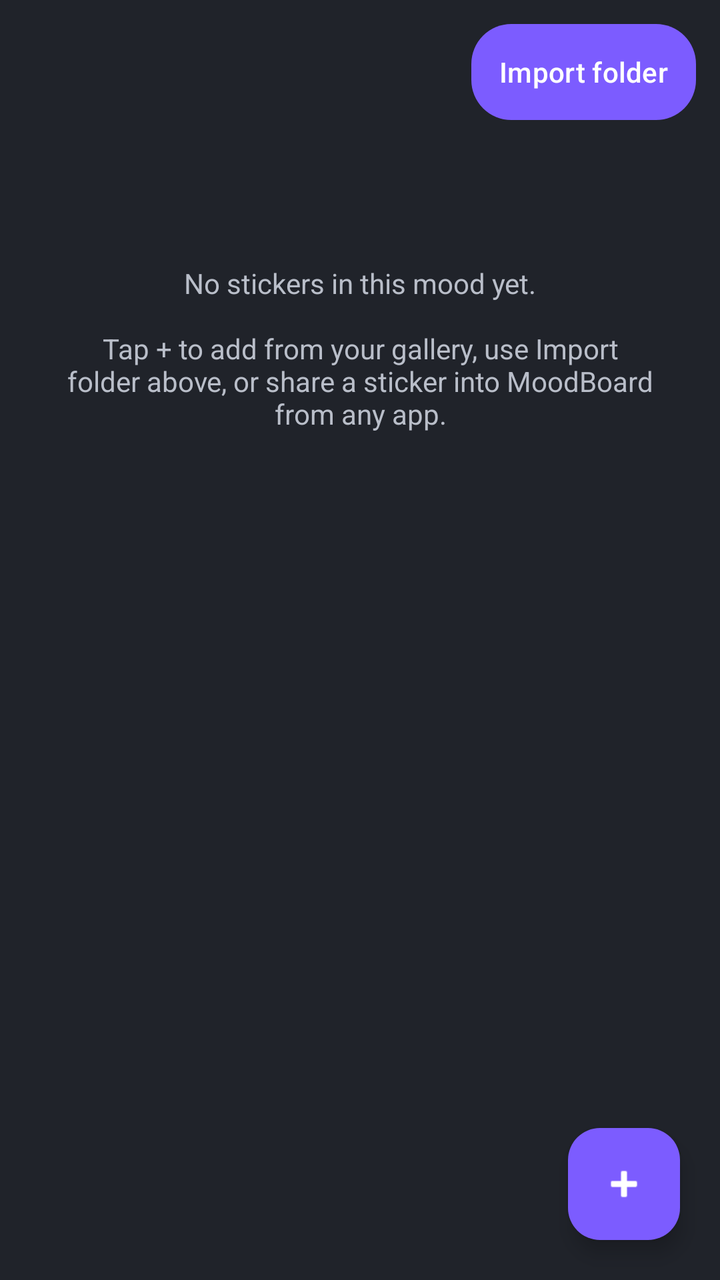
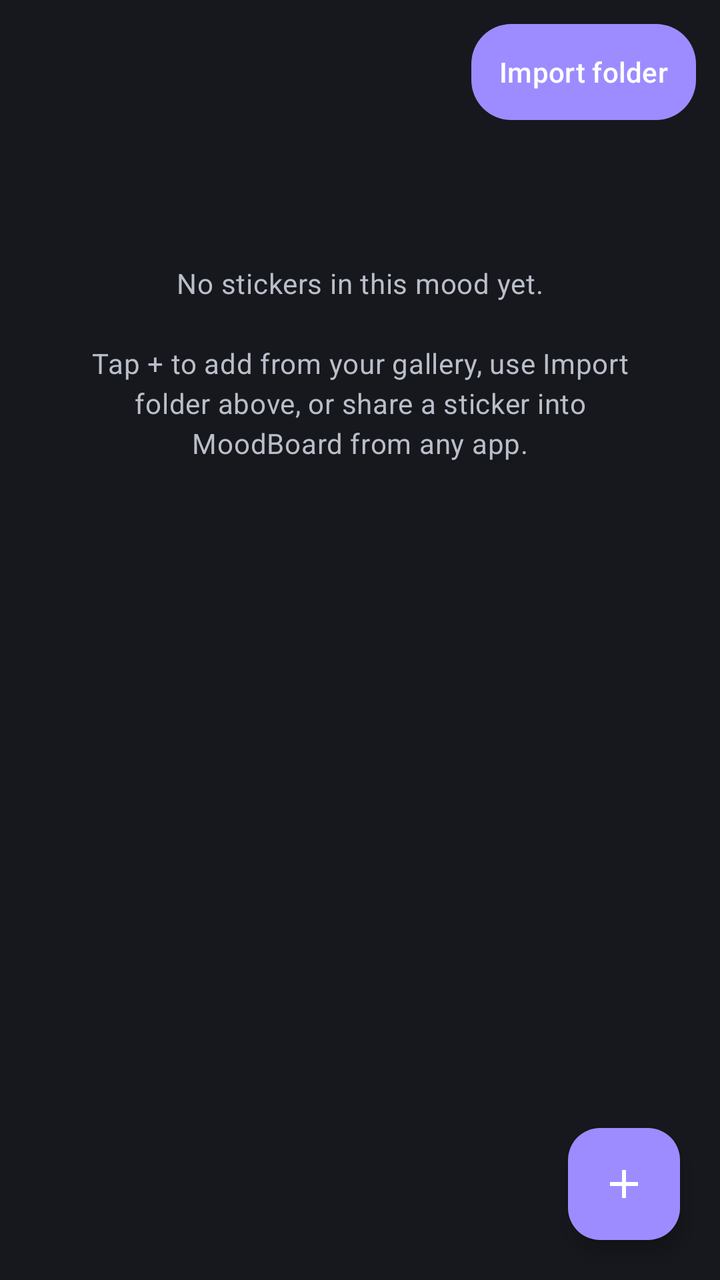

An Android layout rendered at two revisions. The XML below is the earlier revision; the diff shows what the commit changed to produce the second picture.
<!-- AndroidManifest.xml: application theme Theme.MoodBoard -->
<!-- res/layout/activity_mood_stickers.xml -->
<?xml version="1.0" encoding="utf-8"?>
<RelativeLayout xmlns:android="http://schemas.android.com/apk/res/android"
    xmlns:app="http://schemas.android.com/apk/res-auto"
    android:layout_width="match_parent"
    android:layout_height="match_parent"
    android:background="@color/kb_background">

    <LinearLayout
        android:id="@+id/header"
        android:layout_width="match_parent"
        android:layout_height="wrap_content"
        android:orientation="horizontal"
        android:gravity="center_vertical"
        android:padding="12dp">

        <TextView
            android:id="@+id/moodTitleText"
            android:layout_width="0dp"
            android:layout_height="wrap_content"
            android:layout_weight="1"
            android:textColor="@color/kb_text"
            android:textSize="18sp"
            android:textStyle="bold" />

        <Button
            android:id="@+id/btnImportFolder"
            android:layout_width="wrap_content"
            android:layout_height="wrap_content"
            android:background="@drawable/mood_btn_bg"
            android:paddingStart="14dp"
            android:paddingEnd="14dp"
            android:text="@string/btn_import_folder_short"
            android:textAllCaps="false"
            android:textColor="@color/white" />
    </LinearLayout>

    <TextView
        android:id="@+id/emptyLabel"
        android:layout_width="wrap_content"
        android:layout_height="wrap_content"
        android:layout_below="@id/header"
        android:layout_centerHorizontal="true"
        android:layout_marginTop="60dp"
        android:gravity="center"
        android:paddingStart="32dp"
        android:paddingEnd="32dp"
        android:text="@string/mood_empty_state"
        android:textColor="#FFB9BEC9"
        android:textSize="14sp" />

    <androidx.recyclerview.widget.RecyclerView
        android:id="@+id/stickerGrid"
        android:layout_width="match_parent"
        android:layout_height="match_parent"
        android:layout_below="@id/header"
        android:padding="6dp" />

    <ProgressBar
        android:id="@+id/progress"
        android:layout_width="wrap_content"
        android:layout_height="wrap_content"
        android:layout_centerInParent="true"
        android:visibility="gone" />

    <com.google.android.material.floatingactionbutton.FloatingActionButton
        android:id="@+id/fabAdd"
        android:layout_width="wrap_content"
        android:layout_height="wrap_content"
        android:layout_alignParentBottom="true"
        android:layout_alignParentEnd="true"
        android:layout_margin="20dp"
        android:contentDescription="@string/add_sticker"
        app:backgroundTint="@color/kb_accent"
        app:srcCompat="@android:drawable/ic_input_add"
        app:tint="@color/white" />
</RelativeLayout>
<!-- resources referenced by this layout -->
<resources>
  <color name="kb_accent">#FF7C5CFF</color>
  <color name="kb_background">#FF20232A</color>
  <color name="kb_text">#FFFFFFFF</color>
  <color name="white">#FFFFFFFF</color>
  <string name="add_sticker">Add sticker from gallery</string>
  <string name="btn_import_folder_short">Import folder</string>
  <string name="mood_empty_state">No stickers in this mood yet.\n\nTap + to add from your gallery, use Import folder above, or share a sticker into MoodBoard from any app.</string>
  <style name="Theme.MoodBoard" parent="Theme.Material3.DayNight.NoActionBar">
          <item name="colorPrimary">@color/kb_accent</item>
      </style>
  <!-- unchanged entries left out for length: 1 -->
</resources>

<!-- the commit's change to res/layout/activity_mood_stickers.xml (unified diff, before → after) -->
@@ -19,8 +19,7 @@
             android:layout_height="wrap_content"
             android:layout_weight="1"
             android:textColor="@color/kb_text"
-            android:textSize="18sp"
-            android:textStyle="bold" />
+            android:textAppearance="?attr/textAppearanceTitleMedium" />
 
         <Button
             android:id="@+id/btnImportFolder"
@@ -29,6 +28,11 @@
             android:background="@drawable/mood_btn_bg"
             android:paddingStart="14dp"
             android:paddingEnd="14dp"
+            android:paddingTop="10dp"
+            android:paddingBottom="10dp"
+            android:drawableStart="@drawable/ic_folder"
+            android:drawableTint="@color/white"
+            android:drawablePadding="6dp"
             android:text="@string/btn_import_folder_short"
             android:textAllCaps="false"
             android:textColor="@color/white" />
@@ -45,8 +49,8 @@
         android:paddingStart="32dp"
         android:paddingEnd="32dp"
         android:text="@string/mood_empty_state"
-        android:textColor="#FFB9BEC9"
-        android:textSize="14sp" />
+        android:textColor="@color/kb_text_muted"
+        android:textAppearance="?attr/textAppearanceBodyMedium" />
 
     <androidx.recyclerview.widget.RecyclerView
         android:id="@+id/stickerGrid"
@@ -71,6 +75,6 @@
         android:layout_margin="20dp"
         android:contentDescription="@string/add_sticker"
         app:backgroundTint="@color/kb_accent"
-        app:srcCompat="@android:drawable/ic_input_add"
+        app:srcCompat="@drawable/ic_add"
         app:tint="@color/white" />
 </RelativeLayout>
<!-- resource entries referenced after the edit -->
@@ -1,14 +1,75 @@
 <!-- resources referenced by this layout -->
 <resources>
-  <color name="kb_accent">#FF7C5CFF</color>
-  <color name="kb_background">#FF20232A</color>
-  <color name="kb_text">#FFFFFFFF</color>
+  <color name="kb_accent">@color/md_primary</color>
+  <color name="kb_background">@color/md_surface</color>
+  <color name="kb_text">@color/md_on_surface</color>
+  <color name="kb_text_muted">@color/md_on_surface_variant</color>
   <color name="white">#FFFFFFFF</color>
+  <!-- drawable ic_add (drawable) -->
+  <vector xmlns:android="http://schemas.android.com/apk/res/android"
+      android:width="24dp"
+      android:height="24dp"
+      android:viewportWidth="24"
+      android:viewportHeight="24"
+      android:tint="?attr/colorControlNormal">
+      <path
+          android:fillColor="@android:color/white"
+          android:pathData="M19,13h-6v6h-2v-6H5v-2h6V5h2v6h6v2z"/>
+  </vector>
+  <!-- drawable ic_folder (drawable) -->
+  <vector xmlns:android="http://schemas.android.com/apk/res/android"
+      android:width="24dp"
+      android:height="24dp"
+      android:viewportWidth="24"
+      android:viewportHeight="24"
+      android:tint="?attr/colorControlNormal">
+      <path
+          android:fillColor="@android:color/white"
+          android:pathData="M10,4H4C2.9,4 2.01,4.9 2.01,6L2,18c0,1.1 0.9,2 2,2h16c1.1,0 2,-0.9 2,-2V8c0,-1.1 -0.9,-2 -2,-2h-8L10,4z"/>
+  </vector>
   <string name="add_sticker">Add sticker from gallery</string>
   <string name="btn_import_folder_short">Import folder</string>
   <string name="mood_empty_state">No stickers in this mood yet.\n\nTap + to add from your gallery, use Import folder above, or share a sticker into MoodBoard from any app.</string>
   <style name="Theme.MoodBoard" parent="Theme.Material3.DayNight.NoActionBar">
-          <item name="colorPrimary">@color/kb_accent</item>
+          <item name="colorPrimary">@color/md_primary</item>
+          <item name="colorOnPrimary">@color/md_on_primary</item>
+          <item name="colorPrimaryContainer">@color/md_primary_container</item>
+          <item name="colorOnPrimaryContainer">@color/md_on_primary_container</item>
+          <item name="colorSecondary">@color/md_secondary</item>
+          <item name="colorOnSecondary">@color/md_on_secondary</item>
+          <item name="colorSurface">@color/md_surface</item>
+          <item name="colorOnSurface">@color/md_on_surface</item>
+          <item name="colorSurfaceVariant">@color/md_surface_variant</item>
+          <item name="colorOnSurfaceVariant">@color/md_on_surface_variant</item>
+          <item name="colorOutline">@color/md_outline</item>
+          <item name="colorOutlineVariant">@color/md_outline_variant</item>
+          <item name="colorError">@color/md_error</item>
+          <item name="colorOnError">@color/md_on_error</item>
+          <item name="android:colorBackground">@color/md_surface</item>
+          <item name="android:windowBackground">@color/md_surface</item>
+          <item name="colorControlNormal">@color/md_on_surface_variant</item>
+          <item name="shapeAppearanceSmallComponent">@style/ShapeAppearance.MoodBoard.Small</item>
+          <item name="shapeAppearanceMediumComponent">@style/ShapeAppearance.MoodBoard.Medium</item>
+      </style>
+  <color name="md_primary">#FF9C8CFF</color>
+  <color name="md_surface">#FF16181D</color>
+  <color name="md_on_surface">#FFE7E7EC</color>
+  <color name="md_on_surface_variant">#FFB9BEC9</color>
+  <color name="md_on_primary">#FF2B1F66</color>
+  <color name="md_primary_container">#FF483A99</color>
+  <color name="md_on_primary_container">#FFE4DEFF</color>
+  <color name="md_secondary">#FFC7C0DD</color>
+  <color name="md_on_secondary">#FF302B49</color>
+  <color name="md_surface_variant">#FF2B2F38</color>
+  <color name="md_outline">#FF8A909C</color>
+  <color name="md_outline_variant">#FF3A3F4B</color>
+  <color name="md_error">#FFFF6B6B</color>
+  <color name="md_on_error">#FF2B0A0A</color>
+  <style name="ShapeAppearance.MoodBoard.Small" parent="ShapeAppearance.Material3.SmallComponent">
+          <item name="cornerSize">8dp</item>
+      </style>
+  <style name="ShapeAppearance.MoodBoard.Medium" parent="ShapeAppearance.Material3.MediumComponent">
+          <item name="cornerSize">12dp</item>
       </style>
   <!-- unchanged entries left out for length: 1 -->
 </resources>
